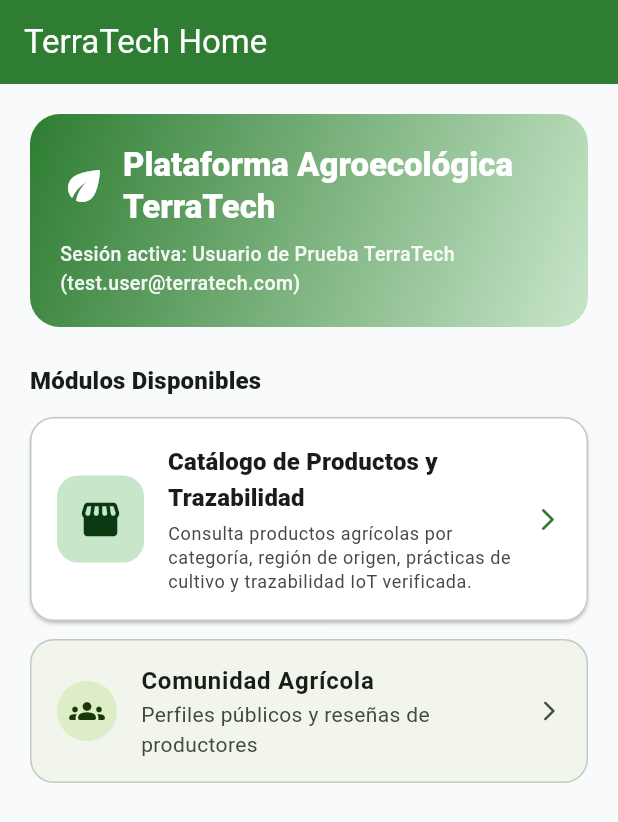
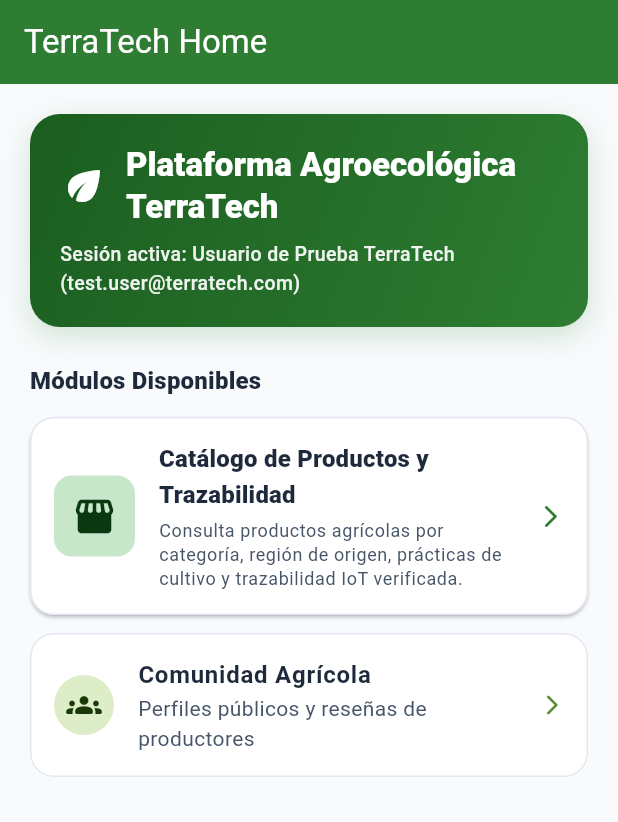
Before and after one commit to AppMovil-NovaTech/terratech-flutter, a Flutter app: the screen it shows after launch, on a phone screen of 412 x 824 dp. Shown: the top 822 px of the screen. Run offline on Flutter 3.47's test engine with Material 3 defaults, Android fonts, the phone set to English and light mode, and no system bars; our stand-ins replace dio, equatable, flutter_bloc, flutter_secure_storage.

Commit message:
feat(home): refine TerraTechHomeShell using theme tokens and semantics

```diff
--- a/lib/core/router/app_routes.dart
+++ b/lib/core/router/app_routes.dart
@@ -7,6 +7,8 @@ import '../../commercial/presentation/catalog_screen.dart';
 import '../../commercial/presentation/product_detail_screen.dart';
 import '../../features/community/presentation/screens/product_reviews_screen.dart';
 import '../network/dio_client.dart';
+import '../theme/app_colors.dart';
+import '../theme/app_spacing.dart';
 
 export '../../features/community/presentation/screens/product_reviews_screen.dart'
     show CommunityScreenArgs;
@@ -126,23 +128,30 @@ class TerraTechHomeShell extends StatelessWidget {
         title: const Text('TerraTech Home'),
       ),
       body: SingleChildScrollView(
-        padding: const EdgeInsets.all(20),
+        padding: const EdgeInsets.all(AppSpacing.xl),
         child: Column(
           crossAxisAlignment: CrossAxisAlignment.start,
           children: <Widget>[
             Container(
               width: double.infinity,
-              padding: const EdgeInsets.all(20),
+              padding: const EdgeInsets.all(AppSpacing.xl),
               decoration: BoxDecoration(
-                gradient: LinearGradient(
+                gradient: const LinearGradient(
                   colors: <Color>[
-                    colorScheme.primary,
-                    colorScheme.primaryContainer,
+                    AppColors.primaryDark,
+                    AppColors.primary,
                   ],
                   begin: Alignment.topLeft,
                   end: Alignment.bottomRight,
                 ),
-                borderRadius: BorderRadius.circular(20),
+                borderRadius: BorderRadius.circular(AppSpacing.radiusXl),
+                boxShadow: <BoxShadow>[
+                  BoxShadow(
+                    color: AppColors.primary.withValues(alpha: 0.2),
+                    blurRadius: 16,
+                    offset: const Offset(0, 6),
+                  ),
+                ],
               ),
               child: Column(
                 crossAxisAlignment: CrossAxisAlignment.start,
@@ -154,7 +163,7 @@ class TerraTechHomeShell extends StatelessWidget {
                         color: colorScheme.onPrimary,
                         size: 32,
                       ),
-                      const SizedBox(width: 10),
+                      const SizedBox(width: AppSpacing.md),
                       Expanded(
                         child: Text(
                           'Plataforma Agroecológica TerraTech',
@@ -167,11 +176,11 @@ class TerraTechHomeShell extends StatelessWidget {
                       ),
                     ],
                   ),
-                  const SizedBox(height: 8),
+                  const SizedBox(height: AppSpacing.sm),
                   Text(
                     'Sesión activa: ${MockAuthSession.testUserFullName} (${MockAuthSession.testUserEmail})',
-                    style: TextStyle(
-                      color: colorScheme.onPrimary.withValues(alpha: 0.92),
+                    style: const TextStyle(
+                      color: AppColors.whiteHigh,
                       fontSize: 13,
                       fontWeight: FontWeight.w500,
                     ),
@@ -179,43 +188,47 @@ class TerraTechHomeShell extends StatelessWidget {
                 ],
               ),
             ),
-            const SizedBox(height: 24),
+            const SizedBox(height: AppSpacing.xxl),
             Text(
               'Módulos Disponibles',
               style: Theme.of(context).textTheme.titleMedium?.copyWith(
+                color: AppColors.textPrimary,
                 fontWeight: FontWeight.w800,
               ),
             ),
-            const SizedBox(height: 12),
-            Card(
+            const SizedBox(height: AppSpacing.md),
+            Semantics(
+              button: true,
+              label: 'Ir al catálogo de productos y trazabilidad',
+              child: Card(
                 elevation: 1,
                 shape: RoundedRectangleBorder(
-                borderRadius: BorderRadius.circular(16),
-                side: BorderSide(color: colorScheme.outlineVariant),
+                  borderRadius: BorderRadius.circular(AppSpacing.radiusLg),
+                  side: const BorderSide(color: AppColors.borderSubtle),
                 ),
                 child: InkWell(
                   key: const Key('home_navigate_commercial_card'),
-                borderRadius: BorderRadius.circular(16),
+                  borderRadius: BorderRadius.circular(AppSpacing.radiusLg),
                   onTap: () {
                     Navigator.of(context).pushNamed(AppRoutes.commercial);
                   },
                   child: Padding(
-                  padding: const EdgeInsets.all(18),
+                    padding: const EdgeInsets.all(AppSpacing.lg),
                     child: Row(
                       children: <Widget>[
                         Container(
-                        padding: const EdgeInsets.all(14),
+                          padding: const EdgeInsets.all(AppSpacing.md),
                           decoration: BoxDecoration(
-                          color: colorScheme.primaryContainer,
-                          borderRadius: BorderRadius.circular(14),
+                            color: AppColors.primaryContainer,
+                            borderRadius: BorderRadius.circular(AppSpacing.radiusMd),
                           ),
-                        child: Icon(
+                          child: const Icon(
                             Icons.storefront_rounded,
                             size: 30,
-                          color: colorScheme.onPrimaryContainer,
+                            color: AppColors.onPrimaryContainer,
                           ),
                         ),
-                      const SizedBox(width: 16),
+                        const SizedBox(width: AppSpacing.lg),
                         Expanded(
                           child: Column(
                             crossAxisAlignment: CrossAxisAlignment.start,
@@ -224,63 +237,77 @@ class TerraTechHomeShell extends StatelessWidget {
                                 'Catálogo de Productos y Trazabilidad',
                                 style: Theme.of(context).textTheme.titleMedium
                                     ?.copyWith(
+                                      color: AppColors.textPrimary,
                                       fontWeight: FontWeight.w800,
                                     ),
                               ),
-                            const SizedBox(height: 4),
+                              const SizedBox(height: AppSpacing.xs),
                               Text(
                                 'Consulta productos agrícolas por categoría, región de origen, prácticas de cultivo y trazabilidad IoT verificada.',
                                 style: Theme.of(context).textTheme.bodySmall
                                     ?.copyWith(
-                                    color: colorScheme.onSurfaceVariant,
+                                      color: AppColors.textSecondary,
                                     ),
                               ),
                             ],
                           ),
                         ),
-                      const SizedBox(width: 8),
-                      Icon(
+                        const SizedBox(width: AppSpacing.sm),
+                        const Icon(
                           Icons.arrow_forward_ios_rounded,
                           size: 18,
-                        color: colorScheme.primary,
+                          color: AppColors.primary,
                         ),
                       ],
                     ),
                   ),
                 ),
               ),
-            const SizedBox(height: 12),
-            Card(
+            ),
+            const SizedBox(height: AppSpacing.md),
+            Semantics(
+              button: true,
+              label: 'Ir a comunidad agrícola y reseñas de productores',
+              child: Card(
                 elevation: 0,
-              color: colorScheme.surfaceContainerLow,
+                color: AppColors.surface,
                 shape: RoundedRectangleBorder(
-                borderRadius: BorderRadius.circular(16),
-                side: BorderSide(color: colorScheme.outlineVariant),
+                  borderRadius: BorderRadius.circular(AppSpacing.radiusLg),
+                  side: const BorderSide(color: AppColors.borderSubtle),
                 ),
                 child: ListTile(
                   key: const Key('home_navigate_community_card'),
                   contentPadding: const EdgeInsets.symmetric(
-                  horizontal: 18,
-                  vertical: 8,
+                    horizontal: AppSpacing.lg,
+                    vertical: AppSpacing.sm,
                   ),
-                leading: CircleAvatar(
-                  backgroundColor: colorScheme.secondaryContainer,
+                  leading: const CircleAvatar(
+                    backgroundColor: AppColors.secondaryContainer,
                     child: Icon(
                       Icons.groups_rounded,
-                    color: colorScheme.onSecondaryContainer,
+                      color: AppColors.onSecondaryContainer,
                     ),
                   ),
                   title: const Text(
                     'Comunidad Agrícola',
-                  style: TextStyle(fontWeight: FontWeight.w700),
+                    style: TextStyle(
+                      color: AppColors.textPrimary,
+                      fontWeight: FontWeight.w700,
+                    ),
                   ),
                   subtitle: const Text(
                     'Perfiles públicos y reseñas de productores',
+                    style: TextStyle(color: AppColors.textSecondary),
                   ),
-                trailing: const Icon(Icons.arrow_forward_ios_rounded, size: 16),
+                  trailing: const Icon(
+                    Icons.arrow_forward_ios_rounded,
+                    size: 16,
+                    color: AppColors.secondary,
+                  ),
                   onTap: () {
                     Navigator.of(context).pushNamed(AppRoutes.community);
                   },
+                ),
               ),
             ),
           ],
```
Lines whose indentation alone changed are shown as unchanged.
